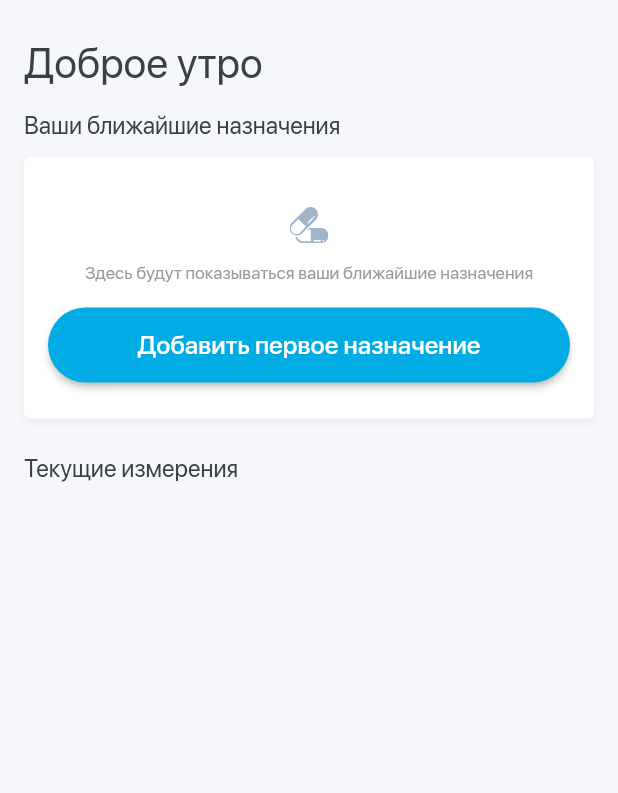
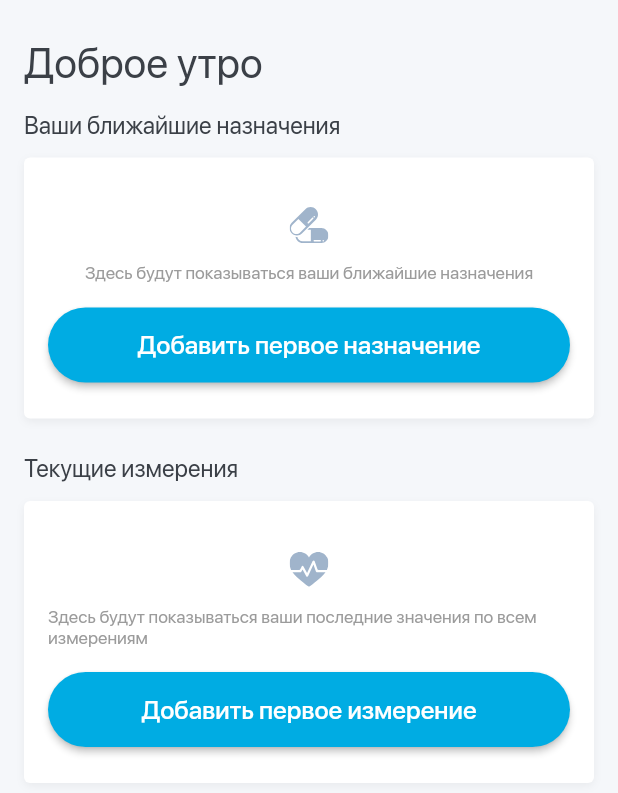
Before and after one commit to HardDays/EmmaLite, a Flutter app: the MainScreen screen opened directly, on a phone screen of 412 x 824 dp. Shown: the top 793 px of the screen. Run offline on Flutter 3.47's test engine with Material 2 defaults, Android fonts, the light colour scheme and no system bars; our stand-ins replace bloc, built_collection, built_value, cached_network_image, date_format, dio and 7 more; missing offline and left inert: animated_rotation; accounts and stored records are empty; generated files the repository leaves out were written again; statements that could not run were skipped; project files that could hold a hidden picture were left out.

Commit message:
change main screen measurement

```diff
--- a/lib/bloc/measurement/measurement_cubit.dart
+++ b/lib/bloc/measurement/measurement_cubit.dart
@@ -1,64 +1,60 @@
 import 'package:bloc/bloc.dart';
 import 'package:emma_mobile/bloc/measurement/measurement_state.dart';
 import 'package:emma_mobile/data/repositories/measurement_local_repository.dart';
+import 'package:emma_mobile/models/measurements/arterial_pressure.dart';
+import 'package:emma_mobile/models/measurements/blood_sugar.dart';
+import 'package:emma_mobile/models/measurements/height_model.dart';
+import 'package:emma_mobile/models/measurements/measurement.dart';
+import 'package:emma_mobile/models/measurements/pulse.dart';
+import 'package:emma_mobile/models/measurements/temperature.dart';
 
 class MeasurementCubit extends Cubit<MeasurementState> {
-  MeasurementCubit(this.repository) : super(LoadingMeasurementState()) {
+  MeasurementCubit(this._repository) : super(LoadingMeasurementState()) {
     _init();
   }
 
-  final MeasurementLocalRepository repository;
+  final MeasurementLocalRepository _repository;
+
+  ArterialPressure _arterialPressure;
+  BloodSugar _bloodSugar;
+  HeightModel _heightModel;
+  Pulse _pulse;
+  Temperature _temperature;
+
+  ArterialPressure get arterialPressure => _arterialPressure;
+
+  BloodSugar get bloodSugar => _bloodSugar;
+
+  HeightModel get heightModel => _heightModel;
+
+  Pulse get pulse => _pulse;
+
+  Temperature get temperature => _temperature;
+
+  bool get isEmptyData =>
+      _arterialPressure == null &&
+      _bloodSugar == null &&
+      _heightModel == null &&
+      _pulse == null &&
+      _temperature == null;
+
+  List<Measurement> get data => [
+        arterialPressure,
+        bloodSugar,
+        heightModel,
+        pulse,
+        temperature,
+      ].where((e) => e != null).toList();
 
   void _init() {
-    fetchMeasurementTypedList();
-    fetchMeasurementList();
+    _getLastValues();
   }
 
-  Future<void> fetchMeasurementList() async {
-    try {
-      final list = repository.fetchMeasurementList();
-    } catch (e) {
-      print(e);
-      // emit(
-      //   state.rebuild(
-      //     (s) => s.measurementList
-      //         .replace(AsyncField<BuiltList<Measurement>>.error(error)),
-      //   ),
-      // );
-    }
+  void _getLastValues() {
+    _arterialPressure = _repository.getArterialPressure()?.last;
+    _bloodSugar = _repository.getBloodSugar()?.last;
+    _heightModel = _repository.getHeightModel()?.last;
+    _pulse = _repository.getPulse()?.last;
+    _temperature = _repository.getTemperature()?.last;
   }
-
-  Future<void> fetchMeasurementTypedList() async {
-    try {
-      final list = await repository.fetchMeasurementTypeList();
-    } catch (e) {
-      print(e);
-      // emit(
-      //   state.rebuild(
-      //     (s) => s.measurementTypes.replace(
-      //       AsyncField<BuiltList<MeasurementType>>.error(error),
-      //     ),
-      //   ),
-      // );
-    }
-  }
-
-  void setCurrentMeasurementType() {}
-
-  Future<void> saveMeasurement(String date, String title, String value) async {
-    try {
-      // await repository.saveMeasure(date, state.currentType, title, value);
-      fetchMeasurementList();
-      dispose();
-    } catch (e) {
-      print(e);
-      // emit(
-      //   state.rebuild(
-      //     (s) => s.isSaved.replace(AsyncField<bool>.error(error)),
-      //   ),
-      // );
-    }
-  }
-
-  void dispose() {}
 }
--- a/lib/data/repositories/measurement_local_repository.dart
+++ b/lib/data/repositories/measurement_local_repository.dart
@@ -4,20 +4,24 @@ import 'package:emma_mobile/models/measurements/height_model.dart';
 import 'package:emma_mobile/models/measurements/pulse.dart';
 import 'package:emma_mobile/models/measurements/temperature.dart';
 import 'package:emma_mobile/utils/hive_boxes.dart';
+import 'package:emma_mobile/utils/utils.dart';
 
 class MeasurementLocalRepository {
   final _hiveBoxes = HiveBoxes();
 
   List<ArterialPressure> getArterialPressure() =>
-      _hiveBoxes.arterialPressureBox.values;
+      _hiveBoxes.arterialPressureBox.values.toList().getLastOrNull();
 
-  List<BloodSugar> getBloodSugar() => _hiveBoxes.bloodSugarBox.values;
+  List<BloodSugar> getBloodSugar() =>
+      _hiveBoxes.bloodSugarBox.values.toList().getLastOrNull();
 
-  List<HeightModel> getHeightModel() => _hiveBoxes.heightModelBox.values;
+  List<HeightModel> getHeightModel() =>
+      _hiveBoxes.heightModelBox.values.toList().getLastOrNull();
 
-  List<Pulse> getPulse() => _hiveBoxes.pulseBox.values;
+  List<Pulse> getPulse() => _hiveBoxes.pulseBox.values.toList().getLastOrNull();
 
-  List<Temperature> getTemperature() => _hiveBoxes.temperatureBox.values;
+  List<Temperature> getTemperature() =>
+      _hiveBoxes.temperatureBox.values.toList().getLastOrNull();
 
   void saveArterialPressure({ArterialPressure pulse}) {}
 
--- a/lib/main.dart
+++ b/lib/main.dart
@@ -47,7 +47,7 @@ Future<void> main() async {
         create: (context) => AppCommon(AppLocalRepository()),
       ),
       BlocProvider(
-        lazy: true,
+        lazy: false,
         create: (context) =>
             MeasurementCubit(MeasurementLocalRepository()),
       ),
--- a/lib/models/measurements/arterial_pressure.dart
+++ b/lib/models/measurements/arterial_pressure.dart
@@ -1,9 +1,11 @@
 import 'package:hive/hive.dart';
+
+import 'measurement.dart';
 
 part 'arterial_pressure.g.dart';
 
 @HiveType(typeId: 1)
-class ArterialPressure extends HiveObject {
+class ArterialPressure extends HiveObject implements Measurement {
   @HiveField(0)
   int id;
 
@@ -15,4 +17,17 @@ class ArterialPressure extends HiveObject {
 
   @HiveField(3)
   int under;
+
+  @override
+  String title = 'Давление';
+
+  @override
+  String units = 'мм.рт.ст.';
+
+  @override
+  String value() => '$top/$under';
+
+  @override
+  String getDate() => 'дата';
+
 }
--- a/lib/models/measurements/blood_sugar.dart
+++ b/lib/models/measurements/blood_sugar.dart
@@ -1,9 +1,10 @@
+import 'package:emma_mobile/models/measurements/measurement.dart';
 import 'package:hive/hive.dart';
 
 part 'blood_sugar.g.dart';
 
 @HiveType(typeId: 2)
-class BloodSugar extends HiveObject {
+class BloodSugar extends HiveObject implements Measurement {
   @HiveField(0)
   int id;
 
@@ -11,5 +12,17 @@ class BloodSugar extends HiveObject {
   String date;
 
   @HiveField(2)
-  double value;
+  double sugar;
+
+  @override
+  String title = 'Сахар в крови';
+
+  @override
+  String units = 'ммоль/л.';
+
+  @override
+  String value() => sugar.toString();
+
+  @override
+  String getDate() => 'дата';
 }
--- a/lib/models/measurements/height_model.dart
+++ b/lib/models/measurements/height_model.dart
@@ -1,9 +1,10 @@
+import 'package:emma_mobile/models/measurements/measurement.dart';
 import 'package:hive/hive.dart';
 
 part 'height_model.g.dart';
 
 @HiveType(typeId: 3)
-class HeightModel extends HiveObject {
+class HeightModel extends HiveObject implements Measurement {
   @HiveField(0)
   int id;
 
@@ -12,4 +13,16 @@ class HeightModel extends HiveObject {
 
   @HiveField(2)
   double height;
+
+  @override
+  String title = 'Вес';
+
+  @override
+  String units = 'кг';
+
+  @override
+  String value() => height.toString();
+
+  @override
+  String getDate() => 'дата';
 }
--- /dev/null
+++ b/lib/models/measurements/measurement.dart
@@ -0,0 +1,9 @@
+abstract class Measurement {
+  String title;
+
+  String value();
+
+  String getDate();
+
+  String units;
+}
--- a/lib/models/measurements/pulse.dart
+++ b/lib/models/measurements/pulse.dart
@@ -1,8 +1,9 @@
+import 'package:emma_mobile/models/measurements/measurement.dart';
 import 'package:hive/hive.dart';
 part 'pulse.g.dart';
 
 @HiveType(typeId: 4)
-class Pulse extends HiveObject {
+class Pulse extends HiveObject implements Measurement {
   @HiveField(0)
   int id;
 
@@ -11,4 +12,16 @@ class Pulse extends HiveObject {
 
   @HiveField(2)
   int pulse;
+
+  @override
+  String title = 'Пульс';
+
+  @override
+  String units = 'уд./мин.';
+
+  @override
+  String value() => pulse.toString();
+
+  @override
+  String getDate() => 'дата';
 }
--- a/lib/models/measurements/temperature.dart
+++ b/lib/models/measurements/temperature.dart
@@ -1,9 +1,10 @@
+import 'package:emma_mobile/models/measurements/measurement.dart';
 import 'package:hive/hive.dart';
 
 part 'temperature.g.dart';
 
 @HiveType(typeId: 5)
-class Temperature extends HiveObject {
+class Temperature extends HiveObject implements Measurement {
   @HiveField(0)
   int id;
 
@@ -11,5 +12,17 @@ class Temperature extends HiveObject {
   String date;
 
   @HiveField(2)
-  double value;
+  double temperature;
+
+  @override
+  String title = 'Температура';
+
+  @override
+  String units = '°C';
+
+  @override
+  String value() => temperature.toString();
+
+  @override
+  String getDate() => 'дата';
 }
--- a/lib/ui/screens/main/main_screen.dart
+++ b/lib/ui/screens/main/main_screen.dart
@@ -2,7 +2,10 @@ import 'package:emma_mobile/bloc/measurement/measurement_cubit.dart';
 import 'package:emma_mobile/bloc/measurement/measurement_state.dart';
 import 'package:emma_mobile/generated/assets.gen.dart';
 import 'package:emma_mobile/ui/components/space.dart';
+import 'package:emma_mobile/ui/routing/navigator.dart';
 import 'package:emma_mobile/ui/screens/main/empty_block.dart';
+import 'package:emma_mobile/ui/screens/main/measurement_horizontal_list_item.dart';
+import 'package:emma_mobile/ui/screens/measurement/measurement_new.dart';
 import 'package:emma_mobile/ui/styles/test_styles.dart';
 import 'package:emma_mobile/utils/date_utils.dart';
 import 'package:flutter/material.dart';
@@ -11,11 +14,9 @@ import 'package:flutter_bloc/flutter_bloc.dart';
 class MainScreen extends StatelessWidget {
   @override
   Widget build(BuildContext context) {
-    return Scaffold(body: _buildBody(context));
-  }
-
-  Widget _buildBody(BuildContext context) {
-    return BlocBuilder<MeasurementCubit, MeasurementState>(
+    final bloc = context.bloc<MeasurementCubit>();
+    return Scaffold(
+      body: BlocBuilder<MeasurementCubit, MeasurementState>(
         builder: (context, state) {
           return Padding(
             padding: const EdgeInsets.symmetric(horizontal: 16),
@@ -53,41 +54,42 @@ class MainScreen extends StatelessWidget {
                 ),
                 const SliverToBoxAdapter(child: HSpace(12)),
                 //todo
-              // state.measurementList?.payload?.isNotEmpty == true
-              //     ? _buildMeasureList(context, state?.measurementList?.payload)
-              //     : SliverToBoxAdapter(
-              //         child: EmptyBlockMain(
-              //           icon: Assets.icons.measurementsInactive.svg(),
-              //           title:
-              //               // ignore: lines_longer_than_80_chars
-              //               'Здесь будут показываться ваши последние значения по всем измерениям',
-              //           buttonTitle: 'Добавить первое измерение',
-              //           onTap: () =>
-              //               navigatorPush(context, MeasurementNewScreen()),
-              //         ),
-              //       ),
+                bloc.isEmptyData == true
+                    ? SliverToBoxAdapter(
+                        child: EmptyBlockMain(
+                          icon: Assets.icons.measurementsInactive.svg(),
+                          title:
+                              // ignore: lines_longer_than_80_chars
+                              'Здесь будут показываться ваши последние значения по всем измерениям',
+                          buttonTitle: 'Добавить первое измерение',
+                          onTap: () =>
+                              navigatorPush(context, MeasurementNewScreen()),
+                        ),
+                      )
+                    : SliverToBoxAdapter(
+                        child: Container(
+                          constraints: const BoxConstraints(
+                            minHeight: 50,
+                            maxHeight: 100,
+                          ),
+                          child: ListView.separated(
+                            scrollDirection: Axis.horizontal,
+                            itemBuilder: (_, i) =>
+                                MeasurementHorizontalListItem(
+                              item: bloc.data[i],
+                            ),
+                            separatorBuilder: (_, __) => const WSpace(8),
+                            itemCount: bloc.data.length,
+                          ),
+                        ),
+                      ),
+
                 const SliverToBoxAdapter(child: HSpace(16)),
               ],
             ),
           );
         },
+      ),
     );
   }
-  //
-  // Widget _buildMeasureList(
-  //     BuildContext context, Iterable<Measurement> measures) {
-  //   return SliverToBoxAdapter(
-  //     child: Container(
-  //       constraints: const BoxConstraints(minHeight: 50, maxHeight: 100),
-  //       child: ListView.separated(
-  //         scrollDirection: Axis.horizontal,
-  //         itemBuilder: (context, index) => MeasurementHorizontalListItem(
-  //           measures.elementAt(index),
-  //         ),
-  //         separatorBuilder: (context, index) => const WSpace(8),
-  //         itemCount: measures.length,
-  //       ),
-  //     ),
-  //   );
-  // }
 }
--- a/lib/ui/screens/measurement/measurements_screen.dart
+++ b/lib/ui/screens/measurement/measurements_screen.dart
@@ -8,6 +8,7 @@ import 'package:flutter_bloc/flutter_bloc.dart';
 class MeasurementScreen extends StatelessWidget {
   @override
   Widget build(BuildContext context) {
+    final bloc = context.bloc<MeasurementCubit>();
     return Scaffold(
       appBar: EmmaAppBar(
         titleText: 'Измерения',
@@ -15,7 +16,6 @@ class MeasurementScreen extends StatelessWidget {
       ),
       body: BlocBuilder<MeasurementCubit, MeasurementState>(
         builder: (context, state) {
-          //todo
           return EmptyMeasurements();
           // if (state.measurementList?.payload?.isNotEmpty == true) {
           //   return ListView.builder(
```
Also changed, not shown: lib/ui/screens/assignment/assignment_new.dart (+3 -4 lines), lib/ui/screens/main/measurement_horizontal_list_item.dart (+19 -18 lines), lib/ui/screens/measurement/measurement_new.dart (+5 -5 lines), lib/utils/extentions.dart (+8 -0 lines), lib/models/measurements/blood_sugar.g.dart, lib/models/measurements/temperature.g.dart, lib/models/user/user.g.dart. Lines whose indentation alone changed are shown as unchanged.
